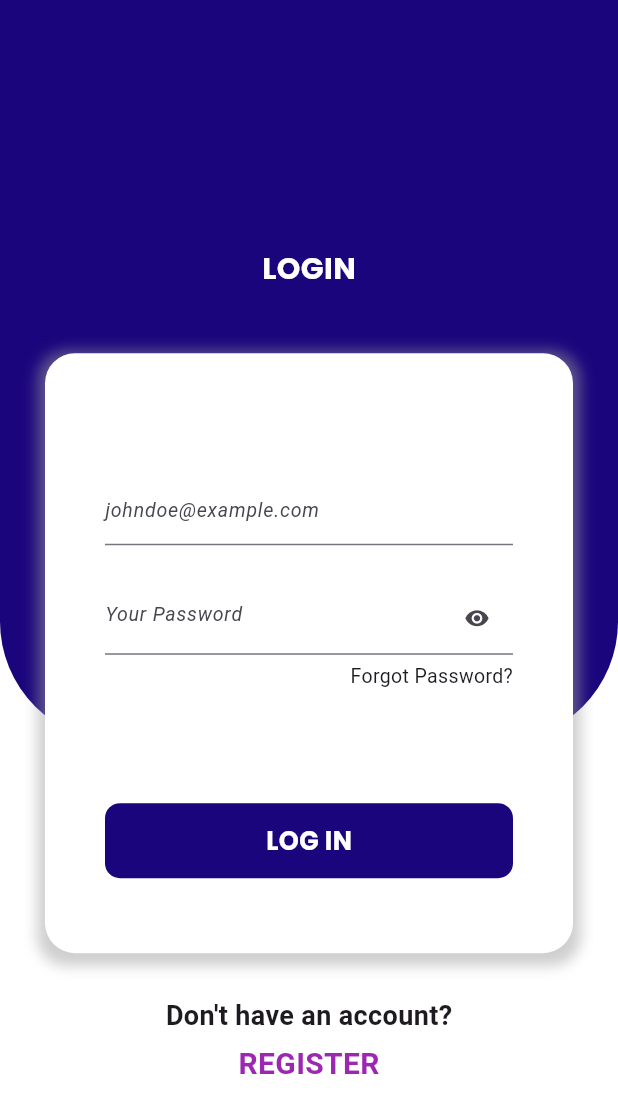
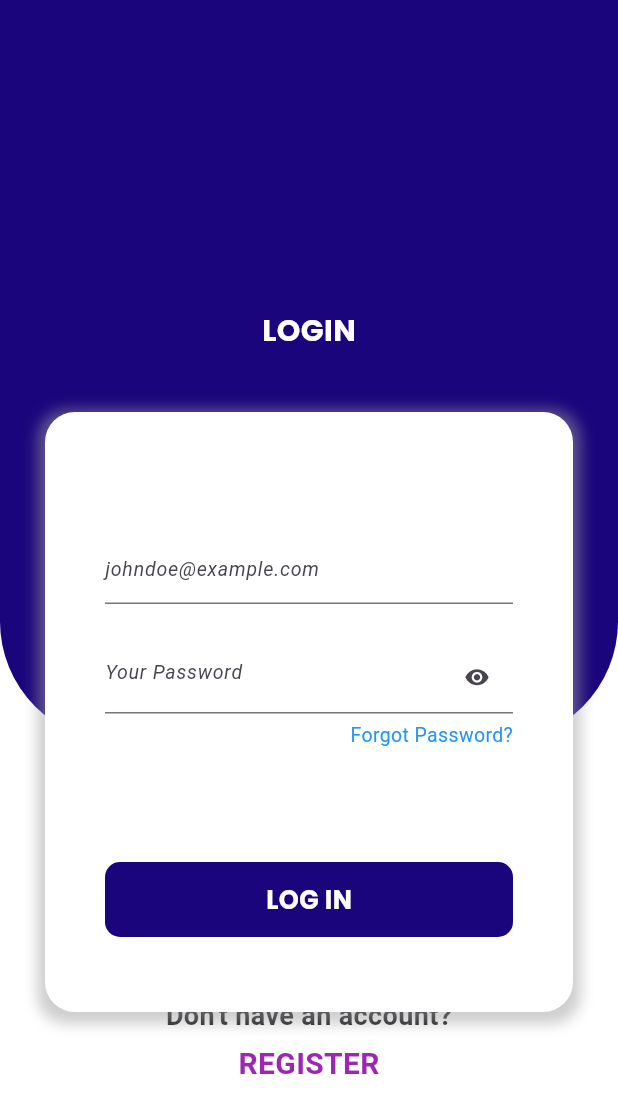
Before and after one commit to KeithMuwanguzi/driver_simbula, a Flutter app: the screen it shows after launch, on a phone screen of 412 x 824 dp. Shown: the top 1113 px of the screen. Run offline on Flutter 3.47's test engine with Material 3 defaults, Android fonts, the phone set to English and light mode, and no system bars; our stand-ins replace get, google_fonts.

Commit message:
Login Page

```diff
--- a/lib/features/authentication/login/presentation/login_page.dart
+++ b/lib/features/authentication/login/presentation/login_page.dart
@@ -1,10 +1,7 @@
 import 'package:driver_simbula/features/authentication/login/controllers/login_controller.dart';
-import 'package:driver_simbula/shared/styles/common_styles.dart';
-import 'package:driver_simbula/shared/widgets/custom_button.dart';
-import 'package:driver_simbula/shared/widgets/passwordformfield.dart';
-import 'package:driver_simbula/shared/widgets/textformfield.dart';
+import 'package:driver_simbula/shared/export.dart';
 import 'package:flutter/material.dart';
-import 'package:flutter/widgets.dart';
+
 import 'package:get/get.dart';
 import 'package:google_fonts/google_fonts.dart';
 
@@ -61,7 +58,7 @@ class LoginPage extends StatelessWidget {
                 ),
                 child: Column(
                   children: [
-                    SizedBox(height: MediaQuery.of(context).size.height / 5),
+                    SizedBox(height: MediaQuery.of(context).size.height / 4),
                     Text(
                       "LOGIN",
                       style: GoogleFonts.poppins(
@@ -74,7 +71,7 @@ class LoginPage extends StatelessWidget {
                 ),
               ),
               Positioned(
-                top: MediaQuery.of(context).size.height / 3.5,
+                top: MediaQuery.of(context).size.height / 3,
                 left: 30,
                 child: Container(
                   width: MediaQuery.of(context).size.width - 60,
@@ -126,7 +123,12 @@ class LoginPage extends StatelessWidget {
                                     onTap: () {},
                                     child: Text(
                                       'Forgot Password?',
-                                      style: textStyleSmall,
+                                      style: getStyle(
+                                        color: Colors.blue,
+                                        fontSize: 13,
+                                        isBold: false,
+                                        isItalic: false,
+                                      ),
                                     ),
                                   ),
                                 ],
--- /dev/null
+++ b/lib/shared/export.dart
@@ -0,0 +1,2 @@
+export 'package:driver_simbula/shared/styles/common_styles.dart';
+export 'package:driver_simbula/shared/widgets/export.dart';
--- /dev/null
+++ b/lib/shared/widgets/export.dart
@@ -0,0 +1,3 @@
+export 'package:driver_simbula/shared/widgets/custom_button.dart';
+export 'package:driver_simbula/shared/widgets/passwordformfield.dart';
+export 'package:driver_simbula/shared/widgets/textformfield.dart';
```
